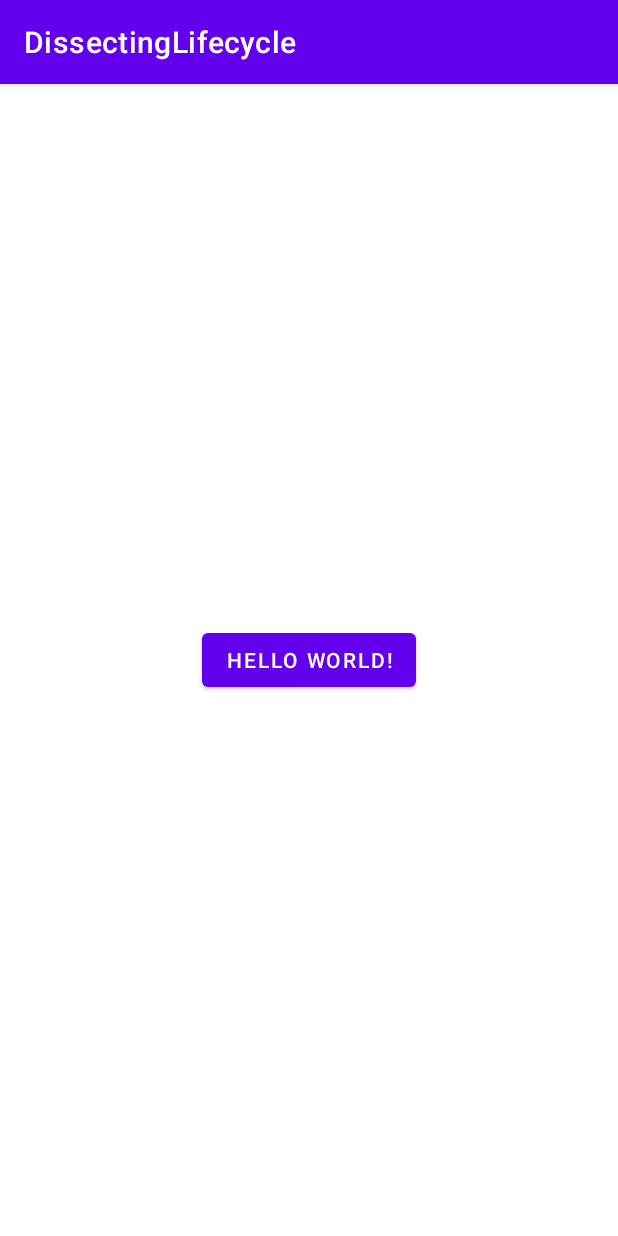
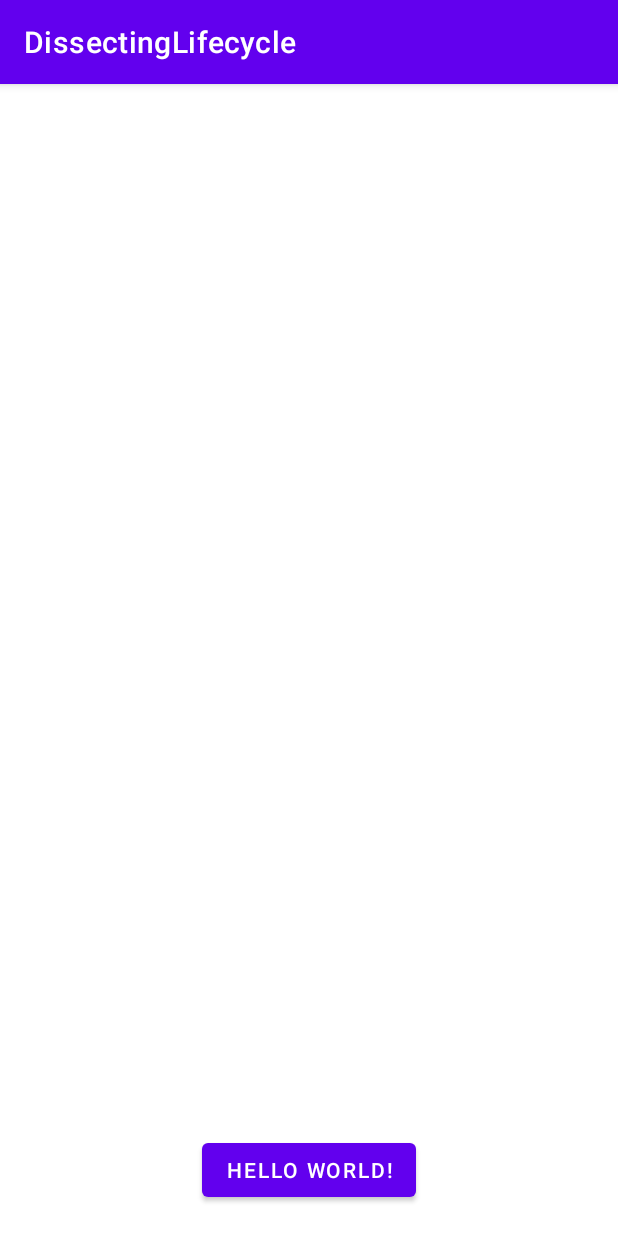
Before and after one commit to mahmood199/Dissecting-LifeCycle-In-Android, an Android app: the screen it shows after launch (FirstActivity), on a phone screen of 412 x 824 dp. Run offline under Robolectric (Android 15) with nearby library versions, the phone set to English and light mode, and no system bars.

Commit message:
Added fragment container to layouts

```diff
--- a/app/src/main/res/layout/activity_first.xml
+++ b/app/src/main/res/layout/activity_first.xml
@@ -6,14 +6,22 @@
     android:layout_height="match_parent"
     tools:context=".FirstActivity">
 
+    <FrameLayout
+        android:id="@+id/fl_fragment_container"
+        android:layout_width="match_parent"
+        android:layout_height="0dp"
+        android:layout_marginBottom="20dp"
+        app:layout_constraintBottom_toTopOf="@+id/btn_go_to_second_activity"
+        app:layout_constraintTop_toTopOf="parent" />
+
     <Button
         android:id="@+id/btn_go_to_second_activity"
         android:layout_width="wrap_content"
         android:layout_height="wrap_content"
+        android:layout_marginBottom="20dp"
         android:text="Hello World!"
         app:layout_constraintBottom_toBottomOf="parent"
         app:layout_constraintEnd_toEndOf="parent"
-        app:layout_constraintStart_toStartOf="parent"
-        app:layout_constraintTop_toTopOf="parent" />
+        app:layout_constraintStart_toStartOf="parent" />
 
 </androidx.constraintlayout.widget.ConstraintLayout>
--- a/app/src/main/res/values-night/themes.xml
+++ /dev/null
@@ -1,16 +0,0 @@
-<resources xmlns:tools="http://schemas.android.com/tools">
-    <!-- Base application theme. -->
-    <style name="Theme.DissectingLifecycle" parent="Theme.MaterialComponents.DayNight.DarkActionBar">
-        <!-- Primary brand color. -->
-        <item name="colorPrimary">@color/purple_200</item>
-        <item name="colorPrimaryVariant">@color/purple_700</item>
-        <item name="colorOnPrimary">@color/black</item>
-        <!-- Secondary brand color. -->
-        <item name="colorSecondary">@color/teal_200</item>
-        <item name="colorSecondaryVariant">@color/teal_200</item>
-        <item name="colorOnSecondary">@color/black</item>
-        <!-- Status bar color. -->
-        <item name="android:statusBarColor">?attr/colorPrimaryVariant</item>
-        <!-- Customize your theme here. -->
-    </style>
-</resources>
```
Also changed, not shown: app/src/main/res/layout/activity_second.xml (+20 -0 lines).
